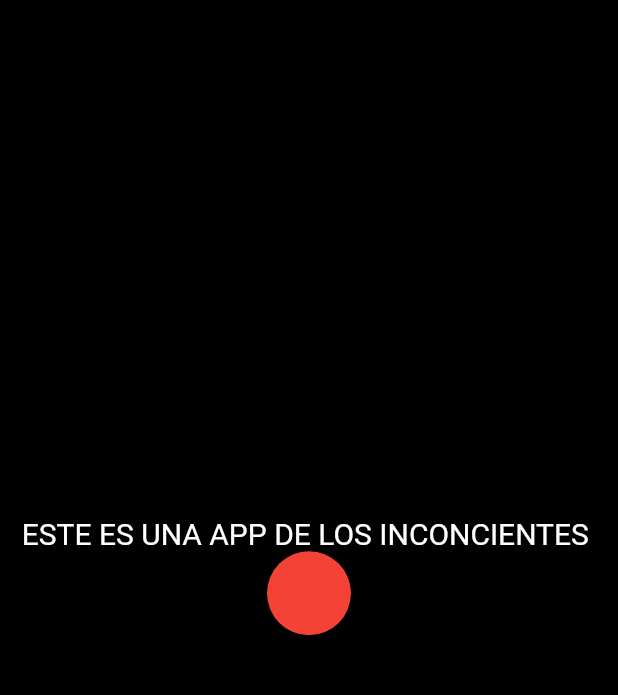
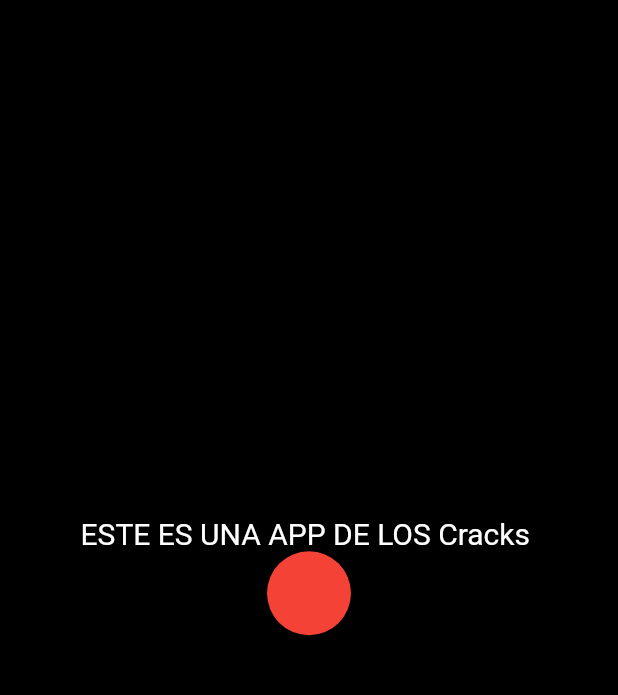
Before and after one commit to RIcki-cpu/help-med-repo, a Flutter app: the screen it shows after launch, on a phone screen of 412 x 824 dp, the part 84-779 px from its top. Run offline on Flutter 3.47's test engine with Material 2 defaults, Android fonts, the phone set to English and light mode, and no system bars.

Commit message:
Cambio01

```diff
--- a/lib/main.dart
+++ b/lib/main.dart
@@ -78,13 +78,18 @@ class _MyHomePageState extends State<MyHomePage> {
       ),
       body: Center(
           child: Column(
-            mainAxisAlignment: MainAxisAlignment.center,
-            children:  [
-              const Text( 'ESTE ES UNA APP DE LOS INCONCIENTES ',  style: TextStyle(fontSize: 20, color: Colors.white),
-              ),
-              FloatingActionButton(onPressed: () {}, backgroundColor: Colors.red,)
-            ],
-          )),
+        mainAxisAlignment: MainAxisAlignment.center,
+        children: [
+          const Text(
+            'ESTE ES UNA APP DE LOS Cracks ',
+            style: TextStyle(fontSize: 20, color: Colors.white),
+          ),
+          FloatingActionButton(
+            onPressed: () {},
+            backgroundColor: Colors.red,
+          )
+        ],
+      )),
       // This trailing comma makes auto-formatting nicer for build methods.
     );
   }
```
